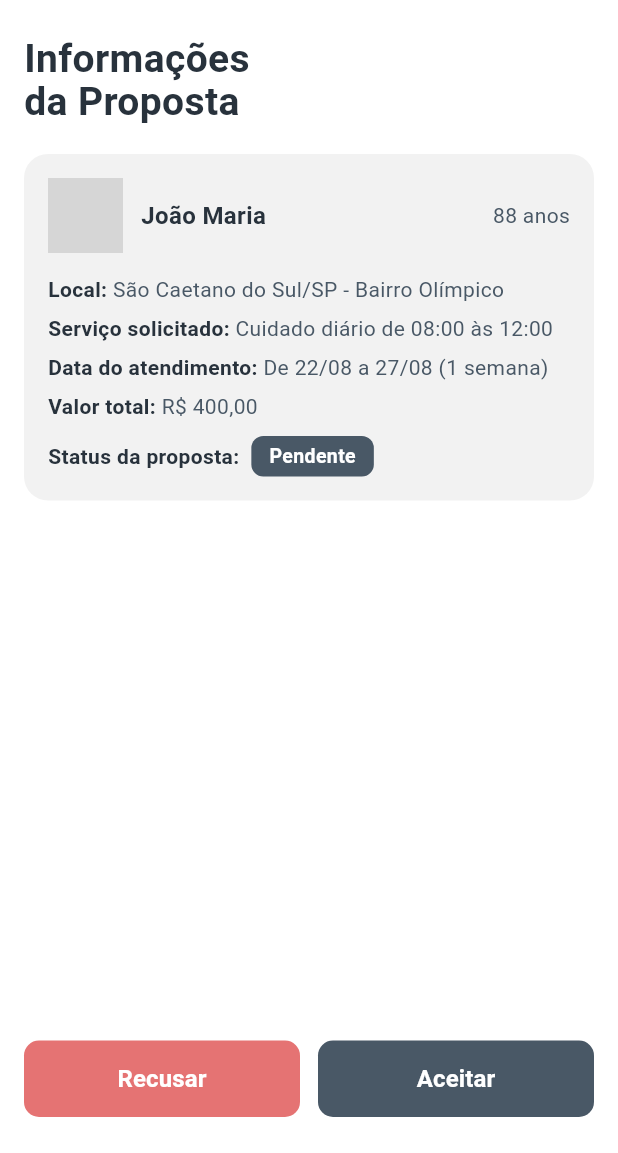
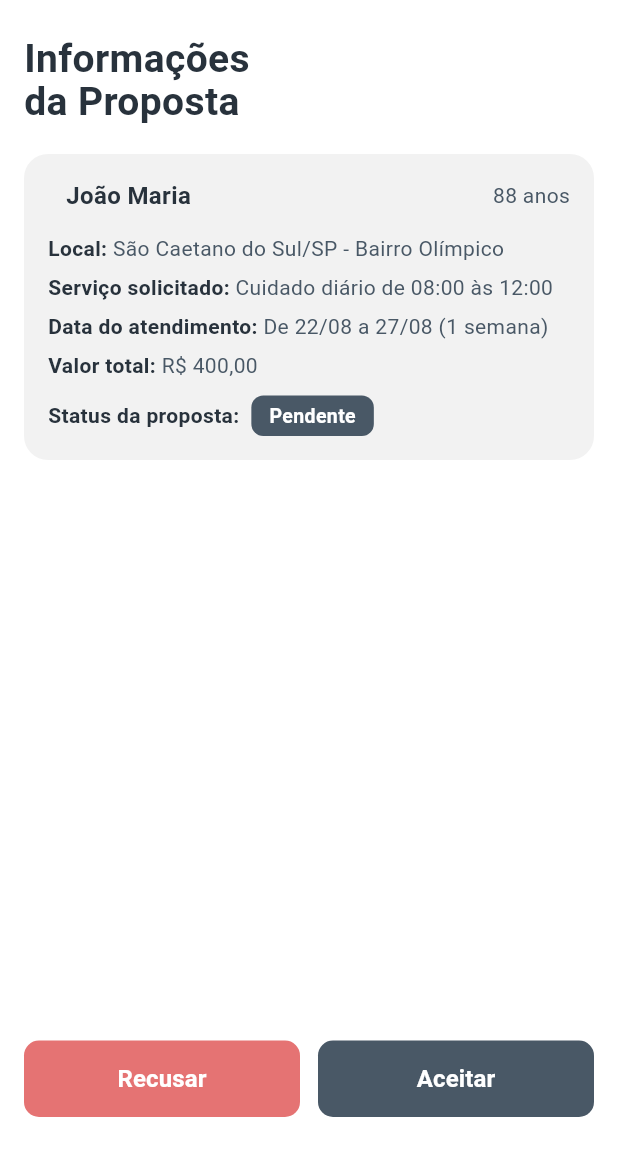
Before and after one commit to JulioFranciscoBernardino/CogitareApp, a Flutter app: the TelaPropostasDetalhadas screen opened by its route, on a phone screen of 412 x 824 dp, the part 83-1236 px from its top. Run offline on Flutter 3.47's test engine with Material 3 defaults, Android fonts, the phone set to English and light mode, and no system bars; our stand-ins replace shared_preferences; accounts and stored records are empty; grey boxes are pictures that could not be loaded.

Commit message:
Remove unused image from proposal details screen
Deleted the Image.asset widget displaying 'exemplo_idoso.png' from the TelaPropostasDetalhadas screen, likely to clean up the UI or remove an unnecessary asset.

```diff
--- a/lib/screens/tela_propostas_detalhadas.dart
+++ b/lib/screens/tela_propostas_detalhadas.dart
@@ -82,12 +82,6 @@ class TelaPropostasDetalhadas extends StatelessWidget {
                       children: [
                         ClipRRect(
                           borderRadius: BorderRadius.circular(50),
-                          child: Image.asset(
-                            "assets/images/exemplo_idoso.png",
-                            height: 50,
-                            width: 50,
-                            fit: BoxFit.cover,
-                          ),
                         ),
                         const SizedBox(width: 12),
                         const Expanded(
```
